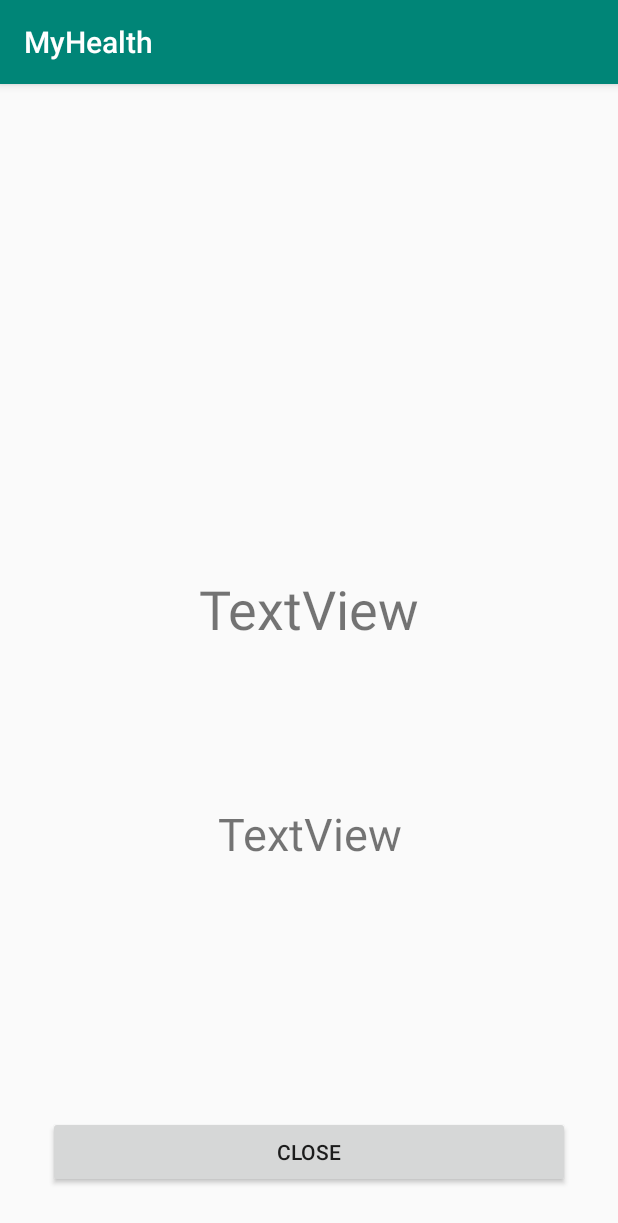
After one commit to ejiadedeji/MyHealth_old, an Android app: the ResultActivity screen opened directly, with no data from a screen before it, on a phone screen of 412 x 824 dp. The commit adds this screen. Shown: the top 1223 px of the screen. Run offline under Robolectric (Android 15) with nearby library versions, the phone set to English and light mode, and no system bars; 2 statements that could not run were skipped.

Commit message:
added functionalities

```diff
--- a/app/src/main/AndroidManifest.xml
+++ b/app/src/main/AndroidManifest.xml
@@ -9,7 +9,8 @@
         android:roundIcon="@mipmap/ic_launcher_round"
         android:supportsRtl="true"
         android:theme="@style/AppTheme">
-        <activity android:name=".DetailsActivity"></activity>
+        <activity android:name=".ResultActivity"></activity>
+        <activity android:name=".DetailsActivity" />
         <activity android:name=".ActivityAge" />
         <activity android:name=".MainActivity">
             <intent-filter>
--- /dev/null
+++ b/app/src/main/java/com/example/myhealth/ResultActivity.java
@@ -0,0 +1,24 @@
+package com.example.myhealth;
+
+import androidx.appcompat.app.AppCompatActivity;
+
+import android.content.Intent;
+import android.os.Bundle;
+import android.widget.TextView;
+
+public class ResultActivity extends AppCompatActivity {
+    TextView txtBMIResult;
+    TextView txtBMIResultDesc;
+    @Override
+    protected void onCreate(Bundle savedInstanceState) {
+        super.onCreate(savedInstanceState);
+        setContentView(R.layout.activity_result);
+        txtBMIResult = findViewById(R.id.txtBMIResult);
+        txtBMIResultDesc = findViewById(R.id.txtBMIResultDesc);
+        Intent intent = getIntent();
+        String[] getBMI = intent.getStringArrayExtra("BMI");
+        txtBMIResult.setText(getBMI[0]);
+        txtBMIResultDesc.setText(getBMI[1]);
+
+    }
+}
--- /dev/null
+++ b/app/src/main/res/layout/activity_result.xml
@@ -0,0 +1,50 @@
+<?xml version="1.0" encoding="utf-8"?>
+<androidx.constraintlayout.widget.ConstraintLayout xmlns:android="http://schemas.android.com/apk/res/android"
+    xmlns:app="http://schemas.android.com/apk/res-auto"
+    xmlns:tools="http://schemas.android.com/tools"
+    android:layout_width="match_parent"
+    android:layout_height="match_parent"
+    tools:context=".ResultActivity">
+
+    <TextView
+        android:id="@+id/txtBMIResult"
+        android:layout_width="0dp"
+        android:layout_height="wrap_content"
+        android:layout_marginStart="32dp"
+        android:layout_marginTop="220dp"
+        android:layout_marginEnd="32dp"
+        android:text="TextView"
+        android:textAlignment="center"
+        android:textSize="36sp"
+        app:layout_constraintBottom_toTopOf="@+id/txtBMIResultDesc"
+        app:layout_constraintEnd_toEndOf="parent"
+        app:layout_constraintHorizontal_bias="0.0"
+        app:layout_constraintStart_toStartOf="parent"
+        app:layout_constraintTop_toTopOf="parent" />
+
+    <Button
+        android:id="@+id/button"
+        android:layout_width="0dp"
+        android:layout_height="wrap_content"
+        android:layout_marginStart="32dp"
+        android:layout_marginEnd="32dp"
+        android:layout_marginBottom="32dp"
+        android:text="Close"
+        app:layout_constraintBottom_toBottomOf="parent"
+        app:layout_constraintEnd_toEndOf="parent"
+        app:layout_constraintStart_toStartOf="parent" />
+
+    <TextView
+        android:id="@+id/txtBMIResultDesc"
+        android:layout_width="0dp"
+        android:layout_height="wrap_content"
+        android:layout_marginStart="32dp"
+        android:layout_marginEnd="32dp"
+        android:layout_marginBottom="168dp"
+        android:text="TextView"
+        android:textAlignment="center"
+        android:textSize="30sp"
+        app:layout_constraintBottom_toTopOf="@+id/button"
+        app:layout_constraintEnd_toEndOf="parent"
+        app:layout_constraintStart_toStartOf="parent" />
+</androidx.constraintlayout.widget.ConstraintLayout>
```
Also changed, not shown: app/src/main/java/com/example/myhealth/DetailsActivity.java (+39 -24 lines), app/src/main/res/layout/activity_details.xml (+9 -7 lines).
